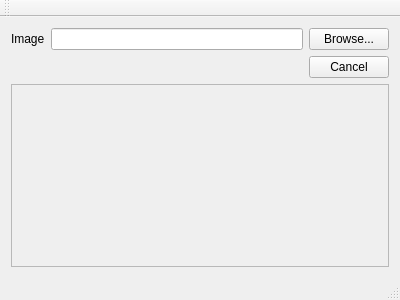
The window that mainwindow.ui (sashoalm/TesseractGui) describes before a commit, drawn with Qt 5.
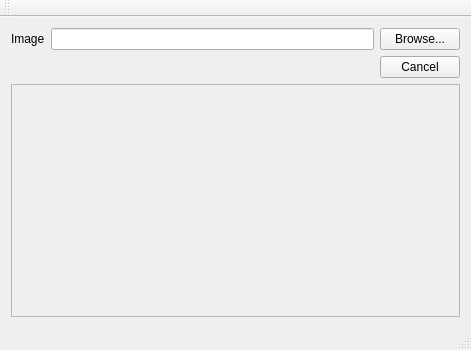
The same window after the commit. Custom widgets are drawn as their Qt base class.

Commit message:
Center the widget in the scroll area.
This matters only if the pixmap is smaller than the visible area.

The edit to the form file:
```diff
--- a/mainwindow.ui
+++ b/mainwindow.ui
@@ -6,8 +6,8 @@
    <rect>
     <x>0</x>
     <y>0</y>
-    <width>400</width>
-    <height>300</height>
+    <width>471</width>
+    <height>350</height>
    </rect>
   </property>
   <property name="windowTitle">
@@ -44,16 +44,19 @@
       <property name="widgetResizable">
        <bool>true</bool>
       </property>
+      <property name="alignment">
+       <set>Qt::AlignCenter</set>
+      </property>
       <widget class="QWidget" name="scrollAreaWidgetContents">
        <property name="geometry">
         <rect>
          <x>0</x>
          <y>0</y>
-         <width>378</width>
-         <height>150</height>
+         <width>449</width>
+         <height>200</height>
         </rect>
        </property>
-       <layout class="QVBoxLayout" name="verticalLayout">
+       <layout class="QHBoxLayout" name="horizontalLayout">
         <item>
          <widget class="Widget" name="widget" native="true"/>
         </item>
```
Left out of the diff: 2 changed lines with no effect on the pictures. The commit also changes 1 other file.
